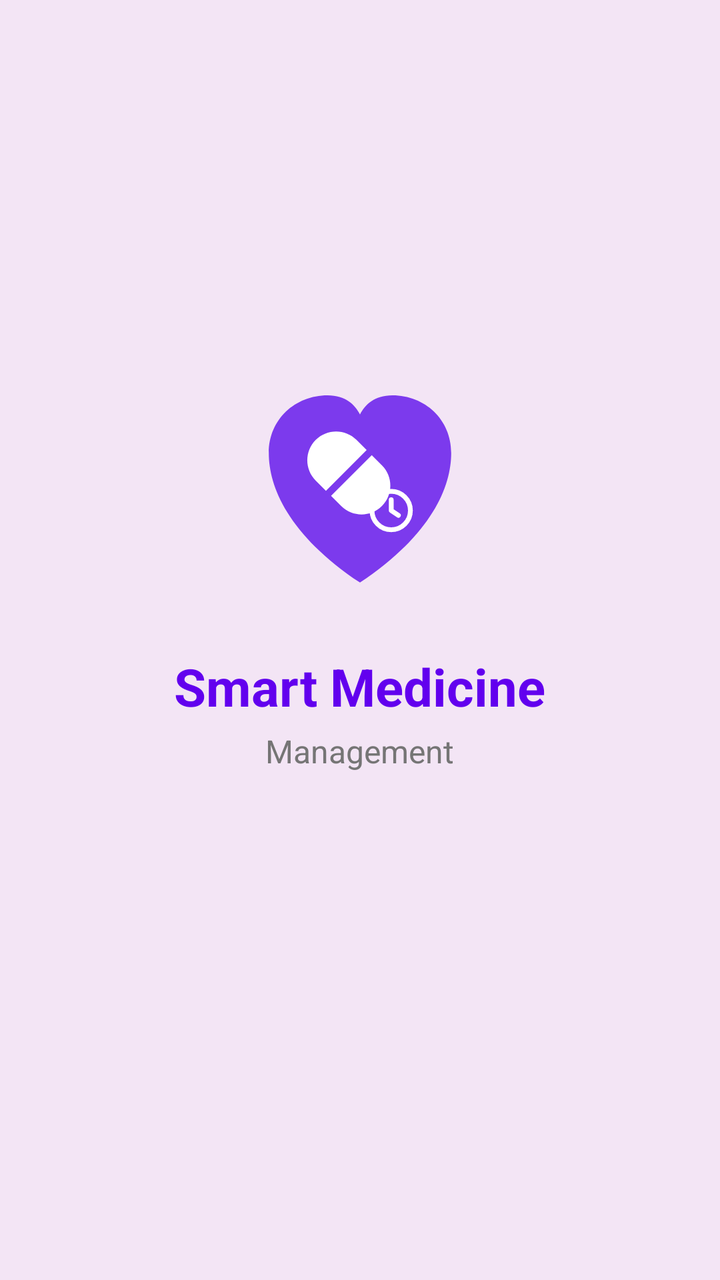
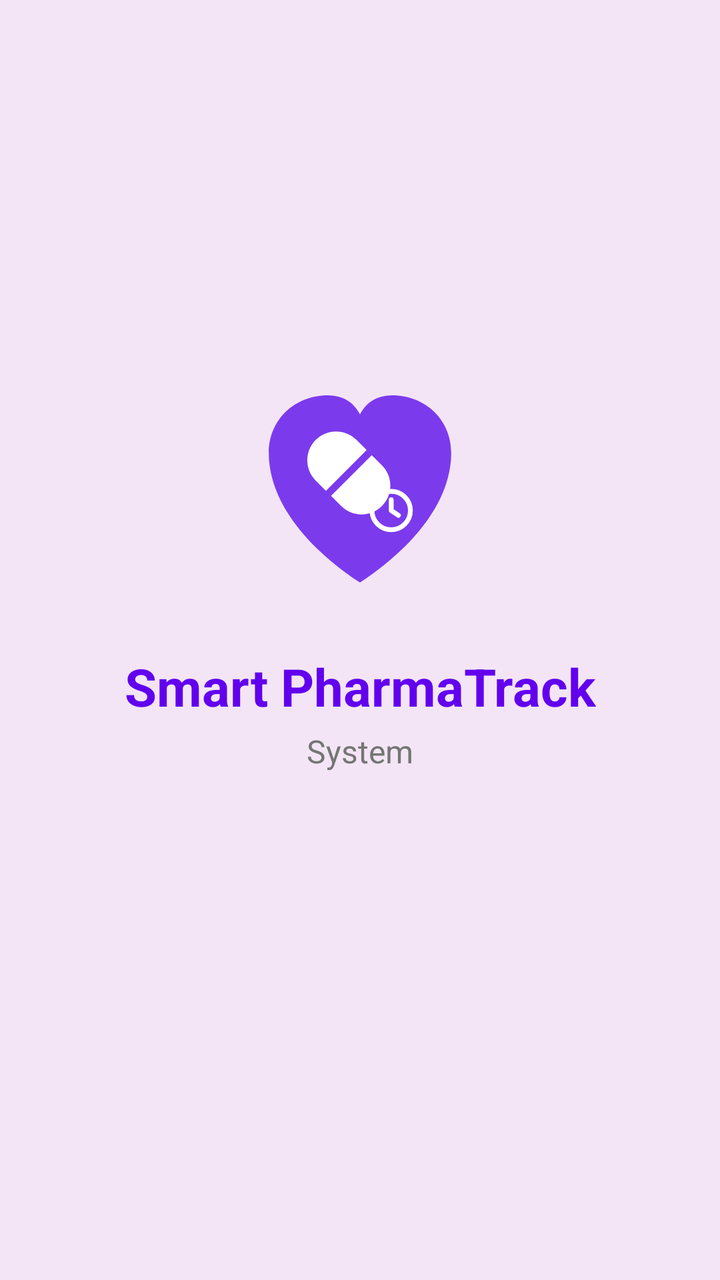

Before-and-after screenshots of an Android layout around one commit, followed by the original layout XML and the change that was made.
<!-- AndroidManifest.xml: application theme Theme.SmartMedicineApp -->
<!-- res/layout/activity_splash.xml -->
<?xml version="1.0" encoding="utf-8"?>
<LinearLayout xmlns:android="http://schemas.android.com/apk/res/android"
    android:layout_width="match_parent"
    android:layout_height="match_parent"
    android:background="@color/purple_bg"
    android:gravity="center"
    android:orientation="vertical"
    android:padding="24dp">

    
    <ImageView
        android:id="@+id/imgLogo"
        android:layout_width="120dp"
        android:layout_height="120dp"
        android:src="@drawable/ic_medicine_logo" />

    
    <TextView
        android:layout_width="wrap_content"
        android:layout_height="wrap_content"
        android:layout_marginTop="20dp"
        android:gravity="center"
        android:text="Smart Medicine"
        android:textColor="@color/purple_primary"
        android:textSize="26sp"
        android:textStyle="bold" />

    
    <TextView
        android:layout_width="wrap_content"
        android:layout_height="wrap_content"
        android:layout_marginTop="4dp"
        android:text="Management"
        android:textColor="@color/gray_text"
        android:textSize="16sp" />

    
    <ProgressBar
        android:layout_width="36dp"
        android:layout_height="36dp"
        android:layout_marginTop="32dp"
        android:indeterminateTint="@color/purple_primary" />

</LinearLayout>
<!-- resources referenced by this layout -->
<resources>
  <color name="gray_text">#757575</color>
  <color name="purple_bg">#F3E5F5</color>
  <color name="purple_primary">#6200EE</color>
  <!-- drawable ic_medicine_logo (drawable) -->
  <vector xmlns:android="http://schemas.android.com/apk/res/android"
      android:width="120dp"
      android:height="120dp"
      android:viewportWidth="100"
      android:viewportHeight="100">
  
      
      <path
          android:fillColor="#7C3AED"
          android:pathData="M50,88 C20,68 12,48 12,34 C12,20 23,10 36.5,10 C44,10 48,14 50,18 C52,14 56,10 63.5,10 C77,10 88,20 88,34 C88,48 80,68 50,88 Z" />
  
      
      <group
          android:pivotX="45"
          android:pivotY="42"
          android:rotation="-45">
  
          
          <path
              android:fillColor="#FFFFFF"
              android:pathData="M33,41 L33,35 C33,28.37 38.37,23 45,23 C51.63,23 57,28.37 57,35 L57,41 Z" />
  
          
          <path
              android:fillColor="#FFFFFF"
              android:pathData="M33,44 L33,50 C33,56.63 38.37,62 45,62 C51.63,62 57,56.63 57,50 L57,44 Z" />
  
          
          <path
              android:fillColor="#00000000"
              android:pathData="M31,42.5 L59,42.5"
              android:strokeColor="#7C3AED"
              android:strokeWidth="2.5" />
      </group>
  
      
      
      <path
          android:fillColor="#00000000"
          android:pathData="M63,58m-8,0a8,8 0 1,1 16,0a8,8 0 1,1 -16,0"
          android:strokeColor="#FFFFFF"
          android:strokeWidth="2" />
  
      
      <path
          android:fillColor="#00000000"
          android:pathData="M63,53.5 L63,58 L66,60"
          android:strokeColor="#FFFFFF"
          android:strokeWidth="2"
          android:strokeLineCap="round"
          android:strokeLineJoin="round" />
  
  </vector>
  <style name="Theme.SmartMedicineApp" parent="Base.Theme.SmartMedicineApp" />
  <style name="Base.Theme.SmartMedicineApp" parent="Theme.Material3.DayNight.NoActionBar">
          
          
      </style>
</resources>

<!-- the commit's change to res/layout/activity_splash.xml (unified diff, before → after) -->
@@ -20,7 +20,7 @@
         android:layout_height="wrap_content"
         android:layout_marginTop="20dp"
         android:gravity="center"
-        android:text="Smart Medicine"
+        android:text="Smart PharmaTrack"
         android:textColor="@color/purple_primary"
         android:textSize="26sp"
         android:textStyle="bold" />
@@ -30,7 +30,7 @@
         android:layout_width="wrap_content"
         android:layout_height="wrap_content"
         android:layout_marginTop="4dp"
-        android:text="Management"
+        android:text="System"
         android:textColor="@color/gray_text"
         android:textSize="16sp" />
 
